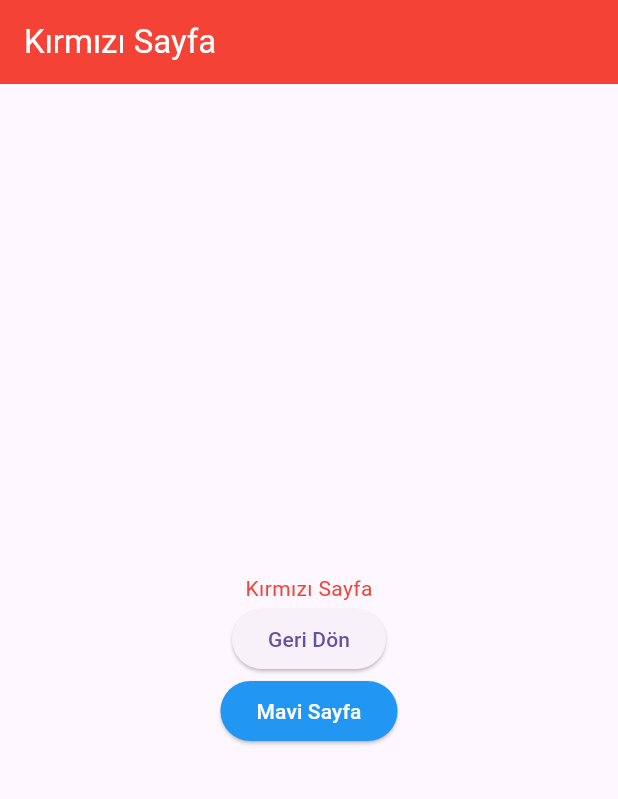
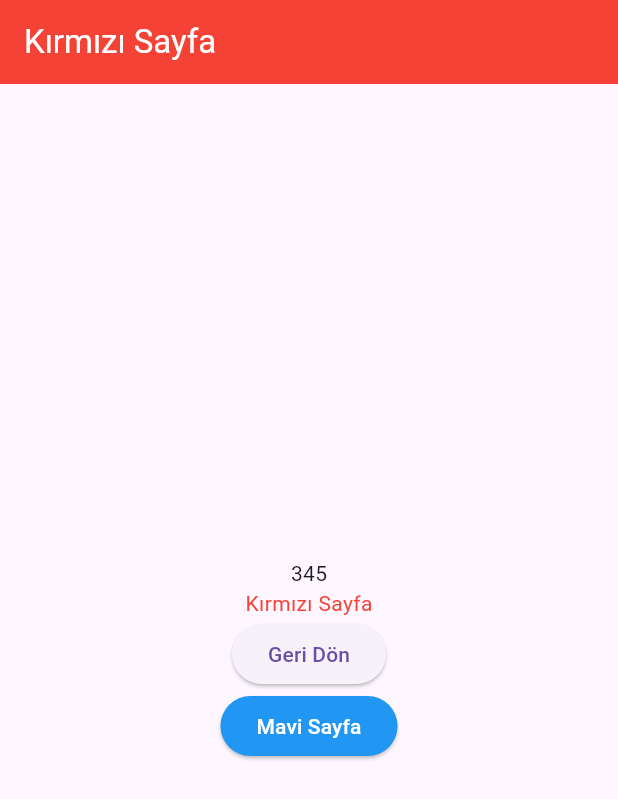
Before and after one commit to gelecekvadisi/flutter_2_2024, a Flutter app: the screen it shows after launch, after a tap on "Kırmızı Sayfa", on a phone screen of 412 x 824 dp. Shown: the top 799 px of the screen. Run offline on Flutter 3.47's test engine with Material 3 defaults, Android fonts, the phone set to English and light mode, and no system bars; our stand-ins replace flutter_easyloading; network calls fail.

Commit message:
onGenerateRoute fonksiyonu ve sayfalar arası veri gönderimi konuları işlendi

```diff
--- a/flutter/navigator_demo/lib/main.dart
+++ b/flutter/navigator_demo/lib/main.dart
@@ -1,34 +1,39 @@
+import 'package:flutter/cupertino.dart';
 import 'package:flutter/material.dart';
 import 'package:navigator_demo/page/blue_page.dart';
 import 'package:navigator_demo/page/green_page.dart';
 import 'package:navigator_demo/page/home_page.dart';
 import 'package:navigator_demo/page/red_page.dart';
 
-void main() => runApp(const MyApp());
+import 'routes.dart';
+
+/// 1- ModelRoute
+/// 2- Constructor
+
+
+void main() => runApp(MyApp());
 
 class MyApp extends StatelessWidget {
-  const MyApp({super.key});
+  MyApp({super.key});
 
   @override
   Widget build(BuildContext context) {
-    return MaterialApp(
+    return const MaterialApp(
       title: 'Material App',
-      routes: {
-        // "/": (context) => HomePage(),
-        "/homePage": (context) => HomePage(),
-        "/redPage": (context) => RedPage(),
-        "/bluePage": (context) => BluePage(),
-        "/greenPage": (context) => GreenPage(),
-      },
+      /* routes: Routes.routeMap,
       onUnknownRoute: (settings) {
         return MaterialPageRoute(
           builder: (context) => Scaffold(
-                body: Center(
-                  child: Text("404 Sayfa Bulunamadı!"),
-                ),
-              ));
+            body: Center(
+              child: Text("404 Sayfa Bulunamadı!"),
+            ),
+          ),
+        );
       },
-      initialRoute: "/homePage",
+      initialRoute: "/homePage", */
+      //home: HomePage(),
+
+      onGenerateRoute: Routes.onGenerateRoute,
     );
   }
 }
--- a/flutter/navigator_demo/lib/page/home_page.dart
+++ b/flutter/navigator_demo/lib/page/home_page.dart
@@ -20,7 +20,6 @@ class HomePage extends StatelessWidget {
           children: [
             ElevatedButton(
               onPressed: () async {
-
                 /* Navigator.of(context).push(MaterialPageRoute(builder: (context) {
                     return RedPage();
                   })); */
@@ -33,7 +32,14 @@ class HomePage extends StatelessWidget {
                 );
                 debugPrint("Ödenen tutar: $odenenTutar"); */
 
-                Navigator.pushNamed(context, "/redPage");
+                Navigator.pushNamed(context, "/redPage", arguments: 345);
+                /* Navigator.push(
+                  context,
+                  MaterialPageRoute(
+                    builder: (context) => RedPage(),
+                    settings: RouteSettings(arguments: 100),
+                  ),
+                ); */
               },
               style: ElevatedButton.styleFrom(
                 backgroundColor: Colors.red,
@@ -46,7 +52,7 @@ class HomePage extends StatelessWidget {
                 Navigator.push(
                   context,
                   CupertinoPageRoute(builder: (context) {
-                    return RedPage();
+                    return RedPage(price: 1000,);
                   }),
                 );
               },
--- a/flutter/navigator_demo/lib/page/red_page.dart
+++ b/flutter/navigator_demo/lib/page/red_page.dart
@@ -3,10 +3,13 @@ import 'package:flutter/material.dart';
 import 'blue_page.dart';
 
 class RedPage extends StatelessWidget {
-  const RedPage({super.key});
+  RedPage({super.key, this.price});
+
+  int? price;
 
   @override
   Widget build(BuildContext context) {
+    // price = ModalRoute.of(context)!.settings.arguments as int;
     return Scaffold(
       appBar: AppBar(
         title: Text("Kırmızı Sayfa"),
@@ -18,6 +21,7 @@ class RedPage extends StatelessWidget {
         child: Column(
           mainAxisSize: MainAxisSize.min,
           children: [
+            Text("$price"),
             Text(
               "Kırmızı Sayfa",
               style: TextStyle(color: Colors.red),
--- /dev/null
+++ b/flutter/navigator_demo/lib/routes.dart
@@ -0,0 +1,61 @@
+import 'dart:io';
+
+import 'package:flutter/cupertino.dart';
+import 'package:flutter/material.dart';
+
+import 'page/blue_page.dart';
+import 'page/green_page.dart';
+import 'page/home_page.dart';
+import 'page/red_page.dart';
+
+class Routes {
+  static Map<String, Widget Function(BuildContext)> routeMap = {
+    // "/": (context) => HomePage(),
+    "/homePage": (context) => HomePage(),
+    "/redPage": (context) => RedPage(),
+    "/bluePage": (context) => BluePage(),
+    "/greenPage": (context) => GreenPage(),
+  };
+
+  static Route onGenerateRoute(RouteSettings settings) {
+    int yetkiId = 1;
+
+    settings.arguments;
+
+    if (settings.name == "/") {
+      return _createPageRoute(HomePage(), settings);
+    } else if (settings.name == "/redPage" && yetkiId == 1) {
+
+      int price = settings.arguments as int;
+      return _createPageRoute(RedPage(price: price,), settings);
+
+    } else if (settings.name == "/bluePage") {
+      return _createPageRoute(BluePage(), settings);
+    } else if (settings.name == "/greenPage") {
+      return _createPageRoute(GreenPage(), settings);
+    }
+
+    return MaterialPageRoute(
+      builder: (context) => const Scaffold(
+        body: Center(
+          child: Text("404 Sayfa Bulunamadı!"),
+        ),
+      ),
+    );
+  }
+
+  static PageRoute<dynamic> _createPageRoute(
+      Widget page, RouteSettings settings) {
+    if (Platform.isIOS) {
+      return CupertinoPageRoute(
+        builder: (context) => page,
+        settings: settings,
+      );
+    } else {
+      return MaterialPageRoute(
+        builder: (context) => page,
+        settings: settings,
+      );
+    }
+  }
+}
```
Lines whose indentation alone changed are shown as unchanged.
